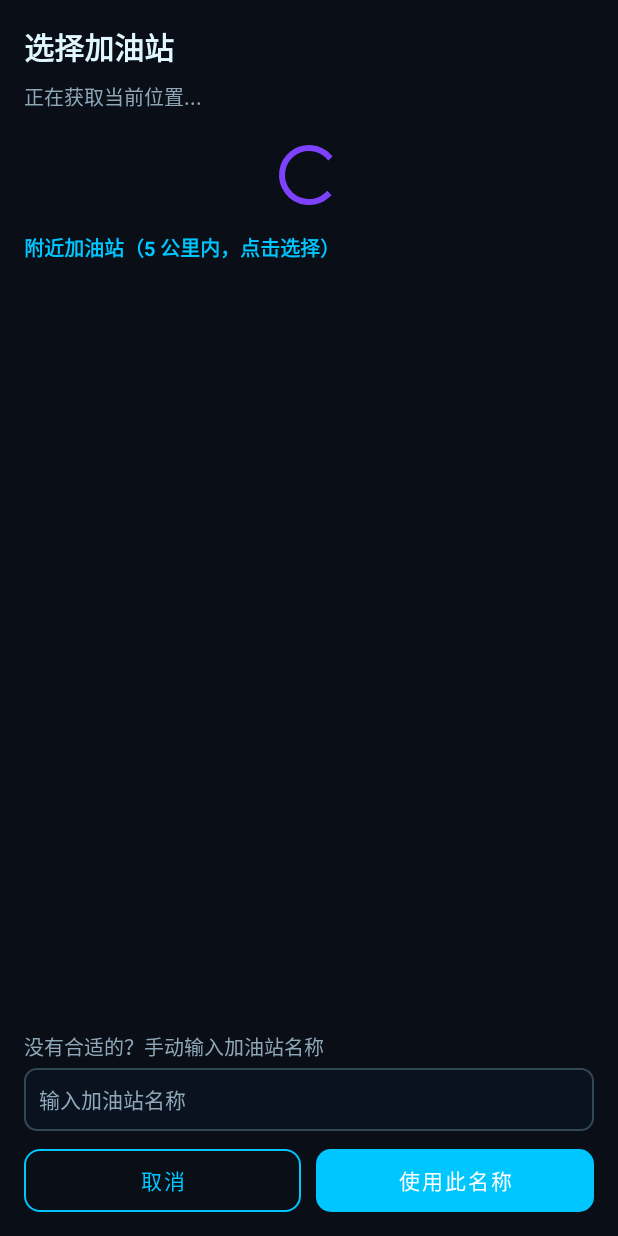
After one commit to H-ZHOWEI/YouJiXingTu, an Android app: the NearbyStationActivity screen opened directly, with no data from a screen before it, on a phone screen of 412 x 824 dp. The commit adds this screen. Run offline under Robolectric (Android 15) with nearby library versions, the phone set to English and light mode, and no system bars; libraries missing offline, so code that uses them is left out: com.amap.api; network calls fail; 4 statements that could not run were skipped.

Commit message:
v1.6: 勾选加油弹出附近5公里加油站选择(高德定位+POI)，选中自动填入去了哪里；失败/空结果降级历史站+手动输入；需自配高德Key

```diff
--- /dev/null
+++ b/app/src/main/java/com/youjixingtu/app/ui/NearbyStationActivity.kt
@@ -0,0 +1,197 @@
+package com.youjixingtu.app.ui
+
+import android.Manifest
+import android.app.Activity
+import android.content.pm.PackageManager
+import android.os.Bundle
+import android.view.View
+import android.widget.AdapterView
+import android.widget.ArrayAdapter
+import androidx.activity.result.contract.ActivityResultContracts
+import androidx.appcompat.app.AppCompatActivity
+import androidx.core.content.ContextCompat
+import com.amap.api.location.AMapLocationClient
+import com.amap.api.location.AMapLocationClientOption
+import com.amap.api.location.AMapLocationListener
+import com.amap.api.services.core.LatLonPoint
+import com.amap.api.services.core.PoiItem
+import com.amap.api.services.poisearch.PoiResult
+import com.amap.api.services.poisearch.PoiSearch
+import com.youjixingtu.app.databinding.ActivityNearbyStationBinding
+
+/**
+ * 选择附近加油站：定位 → 5 公里内「加油站」POI 搜索 → 列表点选。
+ * 定位/搜索失败或空结果时，降级展示历史加油站；仍无则引导手动输入。
+ * 结果通过 Intent extra "station" 返回给调用方。
+ */
+class NearbyStationActivity : AppCompatActivity() {
+
+    companion object {
+        const val EXTRA_STATION = "station"
+    }
+
+    private lateinit var binding: ActivityNearbyStationBinding
+    private var locationClient: AMapLocationClient? = null
+    private var search: PoiSearch? = null
+    private val stationList = mutableListOf<String>()
+    private lateinit var adapter: ArrayAdapter<String>
+    private var settled = false // 是否已确定结果，避免重复回调
+
+    private val locationPermissionLauncher = registerForActivityResult(
+        ActivityResultContracts.RequestPermission()
+    ) { granted ->
+        if (granted) startLocate() else fallbackToHistory("需要定位权限才能搜索附近加油站，可从下方手动输入")
+    }
+
+    override fun onCreate(savedInstanceState: Bundle?) {
+        super.onCreate(savedInstanceState)
+        binding = ActivityNearbyStationBinding.inflate(layoutInflater)
+        setContentView(binding.root)
+
+        adapter = ArrayAdapter(this, android.R.layout.simple_list_item_1, stationList)
+        binding.nearbyListView.adapter = adapter
+        binding.nearbyListView.onItemClickListener = AdapterView.OnItemClickListener { _, _, position, _ ->
+            if (position in stationList.indices) returnResult(stationList[position])
+        }
+        binding.nearbyConfirmBtn.setOnClickListener {
+            val text = binding.nearbyManualInput.text?.toString()?.trim().orEmpty()
+            if (text.isBlank()) {
+                toast("请输入加油站名称，或从上方列表选择")
+            } else {
+                returnResult(text)
+            }
+        }
+        binding.nearbyCancelBtn.setOnClickListener { finish() }
+
+        // 预置历史加油站，定位期间也可见，失败时作为兜底
+        loadHistoryIntoList()
+        if (ContextCompat.checkSelfPermission(this, Manifest.permission.ACCESS_FINE_LOCATION)
+            == PackageManager.PERMISSION_GRANTED
+        ) {
+            startLocate()
+        } else {
+            binding.nearbyStatusText.text = "请求定位权限中..."
+            locationPermissionLauncher.launch(Manifest.permission.ACCESS_FINE_LOCATION)
+        }
+    }
+
+    private fun loadHistoryIntoList() {
+        val history = com.youjixingtu.app.data.Repository.loadRecords()
+            .mapNotNull { it.refuelData?.gasStation }
+            .filter { it.isNotBlank() }
+            .distinct()
+            .take(10)
+        stationList.clear()
+        stationList.addAll(history)
+        adapter.notifyDataSetChanged()
+    }
+
+    private fun startLocate() {
+        binding.nearbyStatusText.text = "正在获取当前位置..."
+        try {
+            if (locationClient == null) {
+                locationClient = AMapLocationClient(applicationContext).apply {
+                    setLocationListener(AMapLocationListener { location ->
+                        if (location != null && location.errorCode == 0) {
+                            searchNearby(location.latitude, location.longitude)
+                        } else {
+                            val reason = location?.errorInfo ?: "定位失败"
+                            fallbackToHistory("定位失败：$reason，可手动输入或从历史中选择")
+                        }
+                    })
+                }
+            }
+            val option = AMapLocationClientOption().apply {
+                locationMode = AMapLocationClientOption.AMapLocationMode.Hight_Accuracy
+                isOnceLocation = true
+                isOnceLocationLatest = true
+                httpTimeOut = 10000
+            }
+            locationClient?.setLocationOption(option)
+            locationClient?.startLocation()
+        } catch (e: Exception) {
+            fallbackToHistory("定位不可用：${e.message ?: "未知错误"}，可手动输入")
+        }
+    }
+
+    private fun searchNearby(lat: Double, lng: Double) {
+        binding.nearbyStatusText.text = "正在搜索附近加油站（5 公里）..."
+        binding.nearbyProgress.visibility = View.VISIBLE
+        try {
+            val query = PoiSearch.Query("加油站", "汽车服务", "").apply {
+                pageSize = 20
+                pageNum = 0
+            }
+            search = PoiSearch(this, query).apply {
+                bound = PoiSearch.SearchBound(LatLonPoint(lat, lng), 5000, true)
+                setOnPoiSearchListener(object : PoiSearch.OnPoiSearchListener {
+                    override fun onPoiSearched(result: PoiResult?, rCode: Int) {
+                        binding.nearbyProgress.visibility = View.GONE
+                        if (rCode == 1000 && result != null) {
+                            val pois = result.pois.orEmpty()
+                            if (pois.isNotEmpty()) {
+                                val names = pois.mapNotNull { poi ->
+                                    val name = poi.title?.trim().orEmpty()
+                                    if (name.isBlank()) null else {
+                                        val distance = poi.distance
+                                        if (distance > 0) "$name（${distance}米）" else name
+                                    }
+                                }.distinct().take(20)
+                                if (names.isNotEmpty()) {
+                                    stationList.clear()
+                                    stationList.addAll(names)
+                                    adapter.notifyDataSetChanged()
+                                    binding.nearbyStatusText.text = "找到 ${names.size} 个附近加油站，点击即可填入「去了哪里」"
+                                    return
+                                }
+                            }
+                            fallbackToHistory("附近没有搜到加油站，可手动输入或从历史中选择")
+                        } else {
+                            fallbackToHistory("加油站搜索失败（代码 $rCode），可手动输入或从历史中选择")
+                        }
+                    }
+
+                    override fun onPoiItemSearched(poiItem: PoiItem?, rCode: Int) {
+                        // 不需要单个 POI 详情
+                    }
+                })
+            }
+            search?.searchPOIAsyn()
+        } catch (e: Exception) {
+            binding.nearbyProgress.visibility = View.GONE
+            fallbackToHistory("搜索不可用：${e.message ?: "未知错误"}，可手动输入")
+        }
+    }
+
+    private fun fallbackToHistory(message: String) {
+        binding.nearbyProgress.visibility = View.GONE
+        binding.nearbyStatusText.text = message
+        // 列表里已是历史加油站；无历史时引导手动输入
+        if (stationList.isEmpty()) {
+            binding.nearbyStatusText.text = "$message（暂无历史加油站，请在下方手动输入）"
+        }
+    }
+
+    private fun returnResult(rawName: String) {
+        if (settled) return
+        settled = true
+        // 去掉距离后缀，只保留加油站名称写入记录
+        val clean = rawName.replace(Regex("（[0-9]+米）$"), "").trim()
+        intent.putExtra(EXTRA_STATION, clean)
+        setResult(Activity.RESULT_OK, intent)
+        finish()
+    }
+
+    override fun onDestroy() {
+        try {
+            locationClient?.stopLocation()
+            locationClient?.onDestroy()
+        } catch (_: Exception) {
+        }
+        try {
+            search?.setOnPoiSearchListener(null)
+        } catch (_: Exception) {
+        }
+        super.onDestroy()
+    }
+}
--- /dev/null
+++ b/app/src/main/res/layout/activity_nearby_station.xml
@@ -0,0 +1,99 @@
+<?xml version="1.0" encoding="utf-8"?>
+<LinearLayout xmlns:android="http://schemas.android.com/apk/res/android"
+    android:layout_width="match_parent"
+    android:layout_height="match_parent"
+    android:background="@color/dark"
+    android:orientation="vertical"
+    android:padding="16dp">
+
+    <TextView
+        android:layout_width="match_parent"
+        android:layout_height="wrap_content"
+        android:text="选择加油站"
+        android:textColor="@color/light"
+        android:textSize="20sp"
+        android:textStyle="bold" />
+
+    <TextView
+        android:id="@+id/nearbyStatusText"
+        android:layout_width="match_parent"
+        android:layout_height="wrap_content"
+        android:layout_marginTop="8dp"
+        android:text="正在定位..."
+        android:textColor="@color/muted"
+        android:textSize="13sp" />
+
+    <ProgressBar
+        android:id="@+id/nearbyProgress"
+        android:layout_width="wrap_content"
+        android:layout_height="wrap_content"
+        android:layout_gravity="center_horizontal"
+        android:layout_marginTop="18dp" />
+
+    <TextView
+        android:layout_width="match_parent"
+        android:layout_height="wrap_content"
+        android:layout_marginTop="14dp"
+        android:text="附近加油站（5 公里内，点击选择）"
+        android:textColor="@color/primary"
+        android:textSize="13sp"
+        android:textStyle="bold" />
+
+    <ListView
+        android:id="@+id/nearbyListView"
+        android:layout_width="match_parent"
+        android:layout_height="0dp"
+        android:layout_marginTop="6dp"
+        android:layout_weight="1"
+        android:divider="@color/primary"
+        android:dividerHeight="1dp" />
+
+    <TextView
+        android:layout_width="match_parent"
+        android:layout_height="wrap_content"
+        android:layout_marginTop="10dp"
+        android:text="没有合适的？手动输入加油站名称"
+        android:textColor="@color/muted"
+        android:textSize="13sp" />
+
+    <EditText
+        android:id="@+id/nearbyManualInput"
+        android:layout_width="match_parent"
+        android:layout_height="42dp"
+        android:layout_marginTop="4dp"
+        android:background="@drawable/bg_field"
+        android:hint="输入加油站名称"
+        android:inputType="text"
+        android:paddingStart="10dp"
+        android:textColor="@color/light"
+        android:textColorHint="@color/muted"
+        android:textSize="14sp" />
+
+    <LinearLayout
+        android:layout_width="match_parent"
+        android:layout_height="wrap_content"
+        android:layout_marginTop="12dp"
+        android:orientation="horizontal">
+
+        <Button
+            android:id="@+id/nearbyCancelBtn"
+            android:layout_width="0dp"
+            android:layout_height="42dp"
+            android:layout_weight="1"
+            android:background="@drawable/bg_button_ghost"
+            android:text="取消"
+            android:textColor="@color/primary"
+            android:textSize="14sp" />
+
+        <Button
+            android:id="@+id/nearbyConfirmBtn"
+            android:layout_width="0dp"
+            android:layout_height="42dp"
+            android:layout_marginStart="10dp"
+            android:layout_weight="1"
+            android:background="@drawable/bg_button_primary"
+            android:text="使用此名称"
+            android:textColor="@color/white"
+            android:textSize="14sp" />
+    </LinearLayout>
+</LinearLayout>
```
Also changed, not shown: app/build.gradle.kts (+6 -2 lines), app/src/main/AndroidManifest.xml (+27 -0 lines), app/src/main/java/com/youjixingtu/app/ui/EditRecordActivity.kt (+24 -8 lines), app/src/main/java/com/youjixingtu/app/ui/RecordFragment.kt (+20 -9 lines), 4 other files.
